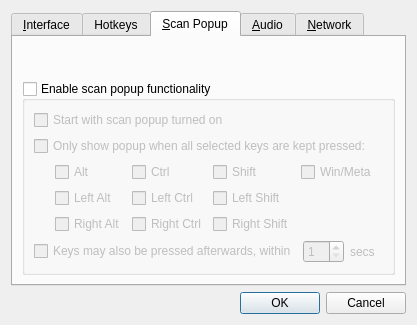
goldendict/goldendict, file src/preferences.ui: the form before one commit.
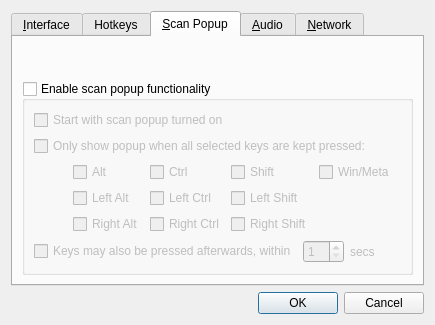
The form after the commit. The open tabs and pages were chosen to show the change. Custom widgets are drawn as their Qt base class.

Commit message: * Russian translation updated.

Patch:
```diff
--- a/src/preferences.ui
+++ b/src/preferences.ui
@@ -6,7 +6,7 @@
    <rect>
     <x>0</x>
     <y>0</y>
-    <width>417</width>
+    <width>435</width>
     <height>325</height>
    </rect>
   </property>
@@ -579,6 +579,19 @@
               </property>
              </widget>
             </item>
+            <item>
+             <spacer name="horizontalSpacer_5">
+              <property name="orientation">
+               <enum>Qt::Horizontal</enum>
+              </property>
+              <property name="sizeHint" stdset="0">
+               <size>
+                <width>40</width>
+                <height>20</height>
+               </size>
+              </property>
+             </spacer>
+            </item>
            </layout>
           </item>
          </layout>
```
The commit also changes 1 other file.
